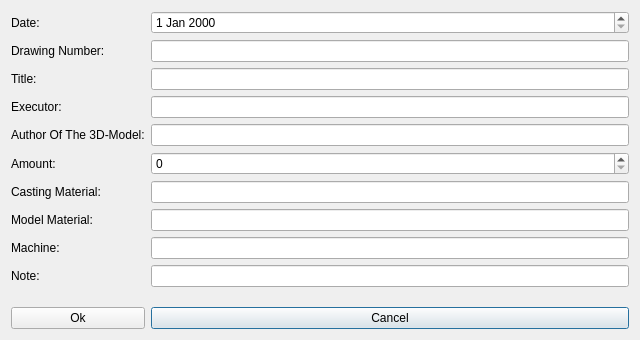
Above: NewItemWindow.ui from MiBeloz/ModelDepartmentTables before the change. Below: the same form after it.
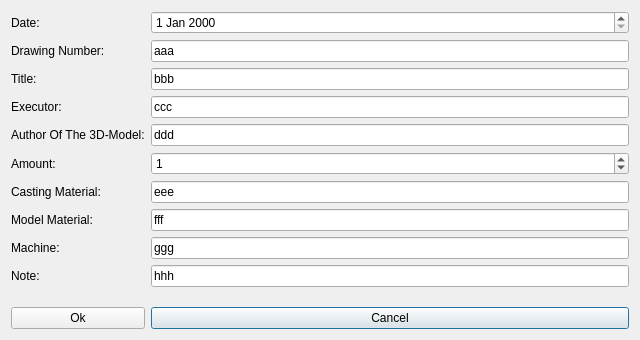
That is the form after the change.

```diff
--- a/NewItemWindow.ui
+++ b/NewItemWindow.ui
@@ -27,10 +27,18 @@
   </property>
   <layout class="QGridLayout" name="gridLayout">
    <item row="8" column="1">
-    <widget class="QLineEdit" name="LE_modelMaterial"/>
+    <widget class="QLineEdit" name="LE_modelMaterial">
+     <property name="text">
+      <string>fff</string>
+     </property>
+    </widget>
    </item>
    <item row="6" column="1">
-    <widget class="QSpinBox" name="SPB_amount"/>
+    <widget class="QSpinBox" name="SPB_amount">
+     <property name="value">
+      <number>1</number>
+     </property>
+    </widget>
    </item>
    <item row="9" column="0">
     <widget class="QLabel" name="L_machine">
@@ -43,7 +51,11 @@
     <widget class="QDateEdit" name="DE_date"/>
    </item>
    <item row="2" column="1">
-    <widget class="QLineEdit" name="LE_title"/>
+    <widget class="QLineEdit" name="LE_title">
+     <property name="text">
+      <string>bbb</string>
+     </property>
+    </widget>
    </item>
    <item row="2" column="0">
     <widget class="QLabel" name="L_title">
@@ -60,7 +72,11 @@
     </widget>
    </item>
    <item row="4" column="1">
-    <widget class="QLineEdit" name="LE_executor"/>
+    <widget class="QLineEdit" name="LE_executor">
+     <property name="text">
+      <string>ccc</string>
+     </property>
+    </widget>
    </item>
    <item row="6" column="0">
     <widget class="QLabel" name="L_amount">
@@ -104,10 +120,18 @@
     </widget>
    </item>
    <item row="7" column="1">
-    <widget class="QLineEdit" name="LE_castingMaterial"/>
+    <widget class="QLineEdit" name="LE_castingMaterial">
+     <property name="text">
+      <string>eee</string>
+     </property>
+    </widget>
    </item>
    <item row="9" column="1">
-    <widget class="QLineEdit" name="LE_machine"/>
+    <widget class="QLineEdit" name="LE_machine">
+     <property name="text">
+      <string>ggg</string>
+     </property>
+    </widget>
    </item>
    <item row="10" column="0">
     <widget class="QLabel" name="L_note">
@@ -124,10 +148,18 @@
     </widget>
    </item>
    <item row="10" column="1">
-    <widget class="QLineEdit" name="LE_note"/>
+    <widget class="QLineEdit" name="LE_note">
+     <property name="text">
+      <string>hhh</string>
+     </property>
+    </widget>
    </item>
    <item row="1" column="1">
-    <widget class="QLineEdit" name="LE_drawingNumber"/>
+    <widget class="QLineEdit" name="LE_drawingNumber">
+     <property name="text">
+      <string>aaa</string>
+     </property>
+    </widget>
    </item>
    <item row="4" column="0">
     <widget class="QLabel" name="L_executor">
@@ -151,7 +183,11 @@
     </widget>
    </item>
    <item row="5" column="1">
-    <widget class="QLineEdit" name="LE_author"/>
+    <widget class="QLineEdit" name="LE_author">
+     <property name="text">
+      <string>ddd</string>
+     </property>
+    </widget>
    </item>
   </layout>
  </widget>
```
